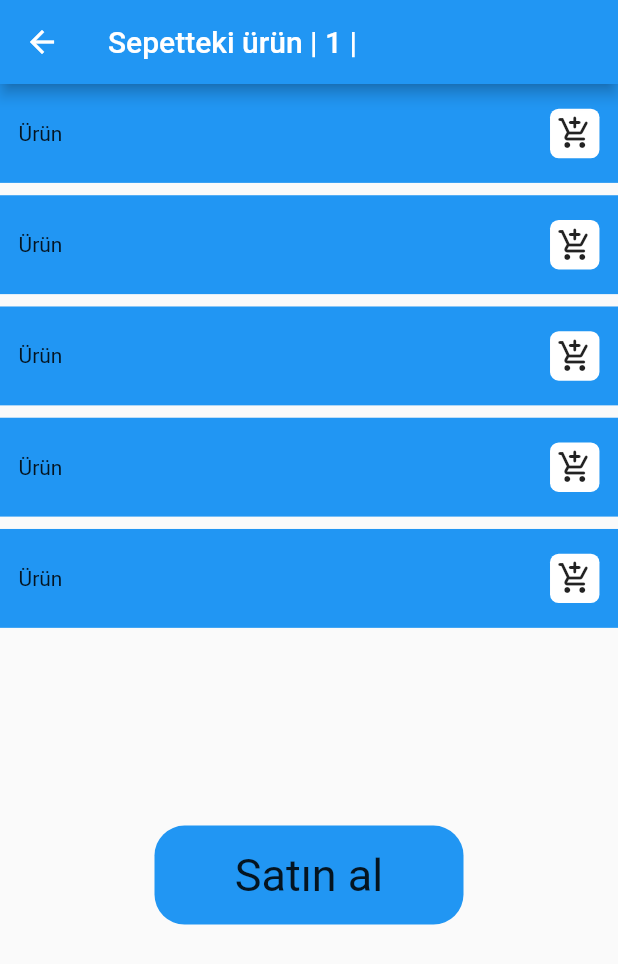
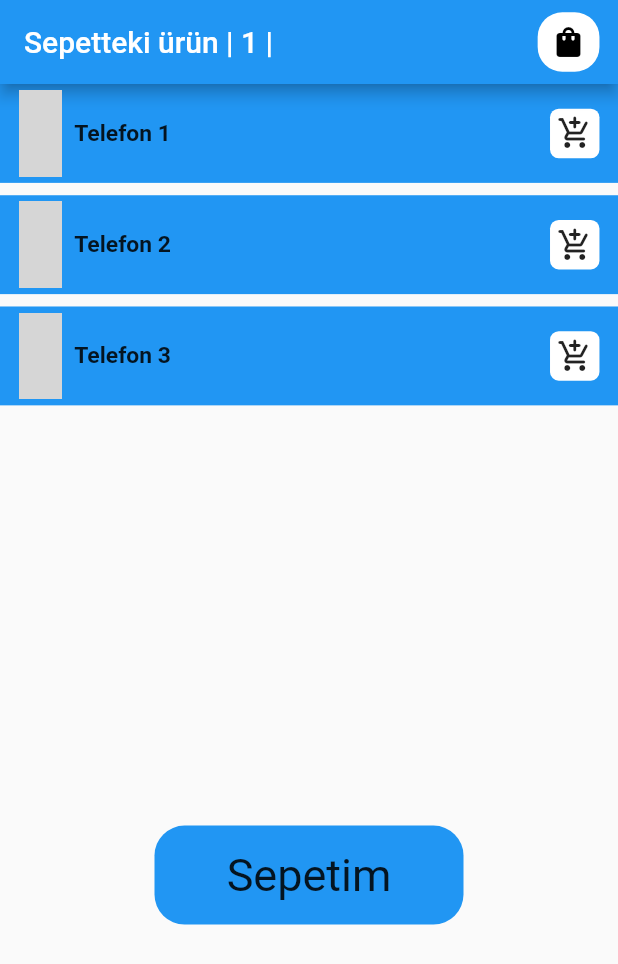
Before and after one commit to BerkayKaranfil/provider_json, a Flutter app: the ProductsScreen screen opened directly, after a tap on the "add shopping cart" icon, on a phone screen of 412 x 824 dp. Shown: the top 964 px of the screen. Run offline on Flutter 3.47's test engine with Material 2 defaults, Android fonts, the phone set to English and light mode, and no system bars; our stand-ins replace responsive_sizer; network calls fail; grey boxes are pictures that could not be loaded.

Commit message:
productbuy positioned eksik

```diff
--- a/lib/item.dart
+++ b/lib/item.dart
@@ -6,6 +6,8 @@ class Item with ChangeNotifier {
   Item(this._cartCount);
 
   int get cartCounts => _cartCount;
+
+  String get price => "${getPrice().toString()} ₺";
 
   set cartCounts(int value) {
     _cartCount = value;
@@ -25,4 +27,48 @@ class Item with ChangeNotifier {
     _cartCount = 0;
     notifyListeners();
   }
+
+  int getPrice(){
+    int price = 0;
+    for (var i = 0; i < basket!.length; i++) {
+      price += int.parse(basket![i]["price"].toString());
+    }
+    return price;
+  }
+
+  void addBasket(Object value){
+    basket!.add(value);
+    notifyListeners();
+  }
+
+  void removeBasket(int index){
+    basket!.removeAt(index);
+    notifyListeners();
+  }
+
+  List? basket = [];
+
+  List? products = [
+    {
+      "image":
+          "https://external-content.duckduckgo.com/iu/?u=https%3A%2F%2F1.bp.blogspot.com%2F-sUih_YSpnog%2FVI3J8qbMjmI%2FAAAAAAAAJEA%2F30OcPUhiAdw%2Fs1600%2FLGTribute2.jpg",
+      "title":"Telefon 1",
+      "description": "ürün hakkındaki açıklama",
+      "price": 117,
+    },
+    {
+      "image":
+          "https://external-content.duckduckgo.com/iu/?u=https%3A%2F%2Fwww.techgadgets.in%2Fimages%2Flg-ku580-phone.jpg",
+      "title":"Telefon 2",
+      "description": "ürün hakkındaki açıklama",
+      "price": 117,
+    },
+    {
+      "image":
+          "https://external-content.duckduckgo.com/iu/?u=https%3A%2F%2Fwww.geeknaut.com%2Fimages%2F2011%2F09%2FVerizon-LG-Octane.jpg",
+      "title":"Telefon 3",
+      "description": "ürün hakkındaki açıklama",
+      "price": 117,
+    },
+  ];
 }
--- a/lib/main.dart
+++ b/lib/main.dart
@@ -1,6 +1,7 @@
 import 'package:flutter/material.dart';
 import 'package:provider/provider.dart';
 import 'package:provider_json/item.dart';
+import 'package:provider_json/products.dart';
 import 'package:responsive_sizer/responsive_sizer.dart';
 
 void main() {
@@ -18,11 +19,12 @@ class MyApp extends StatelessWidget {
             ChangeNotifierProvider<Item>(create: ((context) => Item(0)))
           ],
           child: MaterialApp(
+            debugShowCheckedModeBanner: false,
             title: 'Flutter Demo',
             theme: ThemeData(
               primarySwatch: Colors.blue,
             ),
-            home: const MyHomePage(title: 'Flutter Demo Home Page'),
+            home: ProductsScreen()
           ));
     }));
   }
--- a/lib/products.dart
+++ b/lib/products.dart
@@ -1,3 +1,5 @@
+// ignore_for_file: prefer_const_constructors
+
 import 'package:flutter/material.dart';
 import 'package:flutter/src/widgets/container.dart';
 import 'package:flutter/src/widgets/framework.dart';
@@ -19,27 +21,59 @@ class _ProductsScreenState extends State<ProductsScreen> {
   Widget build(BuildContext context) {
     return Consumer(builder: ((context, Item item, widget) {
       return Scaffold(
-        appBar: AppBar(title: Text("Sepetteki ürün | ${item.cartCounts} |")),
+        appBar: AppBar(title: Text("Sepetteki ürün | ${item.basket!.length} |"),
+        actions: [
+          InkWell(
+            onTap: () {
+              Navigator.push(context, MaterialPageRoute(builder: ((context) => ProductBuy())));
+            },
+            child: Container(
+              width: 5.h,
+              margin: EdgeInsets.only(left: 3.w,right: 3.w,top: 2.w,bottom: 2.w),
+              child: Icon(Icons.shopping_bag, color: Colors.black,),
+              decoration: BoxDecoration(
+                color: Colors.white,
+                borderRadius: BorderRadius.circular(4.w)
+              ),
+            ),
+          )
+        ],),
         body: Column(
           children: [
             SizedBox(
               height: 60.h,
               width: 100.w,
               child: ListView.builder(
-                  itemCount: 5,
+                  itemCount: item.products!.length,
                   itemBuilder: ((context, index) {
                     return Container(
                       width: 100.w,
                       height: 8.h,
                       margin: EdgeInsets.only(bottom: 1.h),
                       padding: EdgeInsets.only(right: 3.w, left: 3.w),
+                      // ignore: sort_child_properties_last
                       child: Row(
                         mainAxisAlignment: MainAxisAlignment.spaceBetween,
                         children: [
-                          Text("Ürün"),
+                          Row(
+                            children: [
+                              ClipRRect(
+                                borderRadius: BorderRadius.circular(4.w),
+                                child: SizedBox(
+                                  width: 7.w,
+                                  height: 7.h,
+                                  child: Image.network("${item.products![index]["image"]}"),
+                                ),
+                              ),
+                              SizedBox(
+                                width: 2.w,
+                              ),
+                              Text("${item.products![index]["title"]}",style: TextStyle(fontSize: 16.sp, fontWeight: FontWeight.bold),),
+                            ],
+                          ),
                           InkWell(
                             onTap: () {
-                              item.increase();
+                              item.addBasket(item.products![index]);
                             },
                             child: Container(
                               width: 4.h,
@@ -69,7 +103,7 @@ class _ProductsScreenState extends State<ProductsScreen> {
                     color: Colors.blue),
                 child: Center(
                     child: Text(
-                  "Satın al",
+                  "Sepetim",
                   style: TextStyle(fontSize: 30),
                 )),
               ),
```
Also changed, not shown: lib/productbuy.dart (+56 -3 lines).
